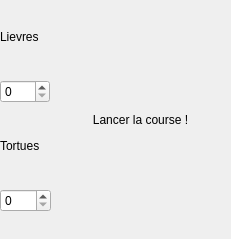
Qt form fen_lancercourse.ui (Energy45/RaceHareTurtle) before a commit.
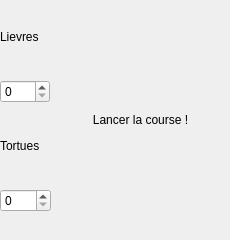
The same form after that commit.

Commit message: Ajout du design de la fenetre de choix de la course

Diff of the .ui file:
```diff
--- a/fen_lancercourse.ui
+++ b/fen_lancercourse.ui
@@ -6,8 +6,8 @@
    <rect>
     <x>0</x>
     <y>0</y>
-    <width>231</width>
-    <height>239</height>
+    <width>230</width>
+    <height>240</height>
    </rect>
   </property>
   <property name="windowTitle">
@@ -59,7 +59,7 @@
      </widget>
     </item>
     <item>
-     <widget class="QSpinBox" name="spBx_turtles">
+     <widget class="QSpinBox" name="spBx_hares">
       <property name="sizePolicy">
        <sizepolicy hsizetype="Expanding" vsizetype="Fixed">
         <horstretch>50</horstretch>
@@ -73,7 +73,7 @@
        </size>
       </property>
       <property name="maximum">
-       <number>87</number>
+       <number>10</number>
       </property>
      </widget>
     </item>
@@ -91,7 +91,11 @@
      </widget>
     </item>
     <item>
-     <widget class="QSpinBox" name="spBx_hares"/>
+     <widget class="QSpinBox" name="spBx_turtles">
+      <property name="maximum">
+       <number>10</number>
+      </property>
+     </widget>
     </item>
    </layout>
   </widget>
```
